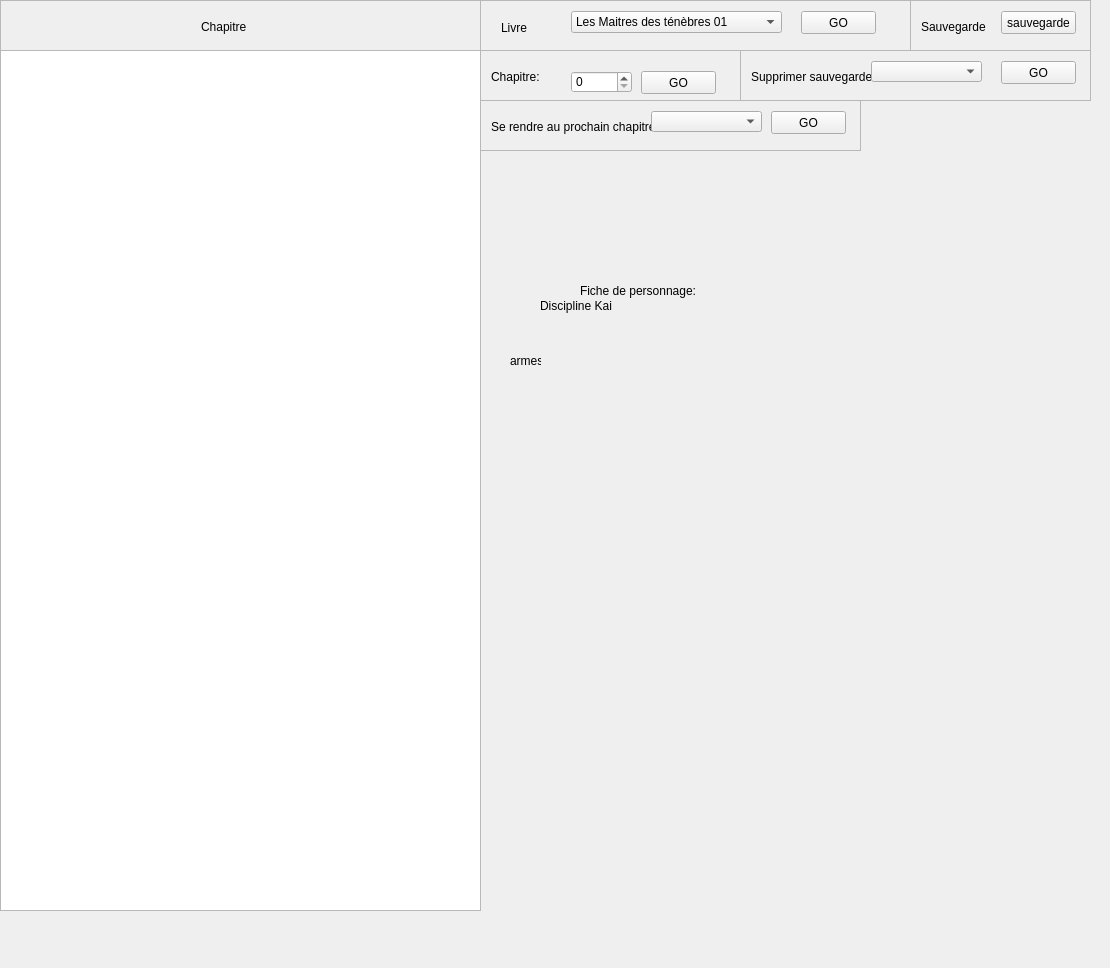
First picture: the form in untitled.ui, repository 2111325-Bellerose-Olivier/LOliveEtLeMerle, before the edit.
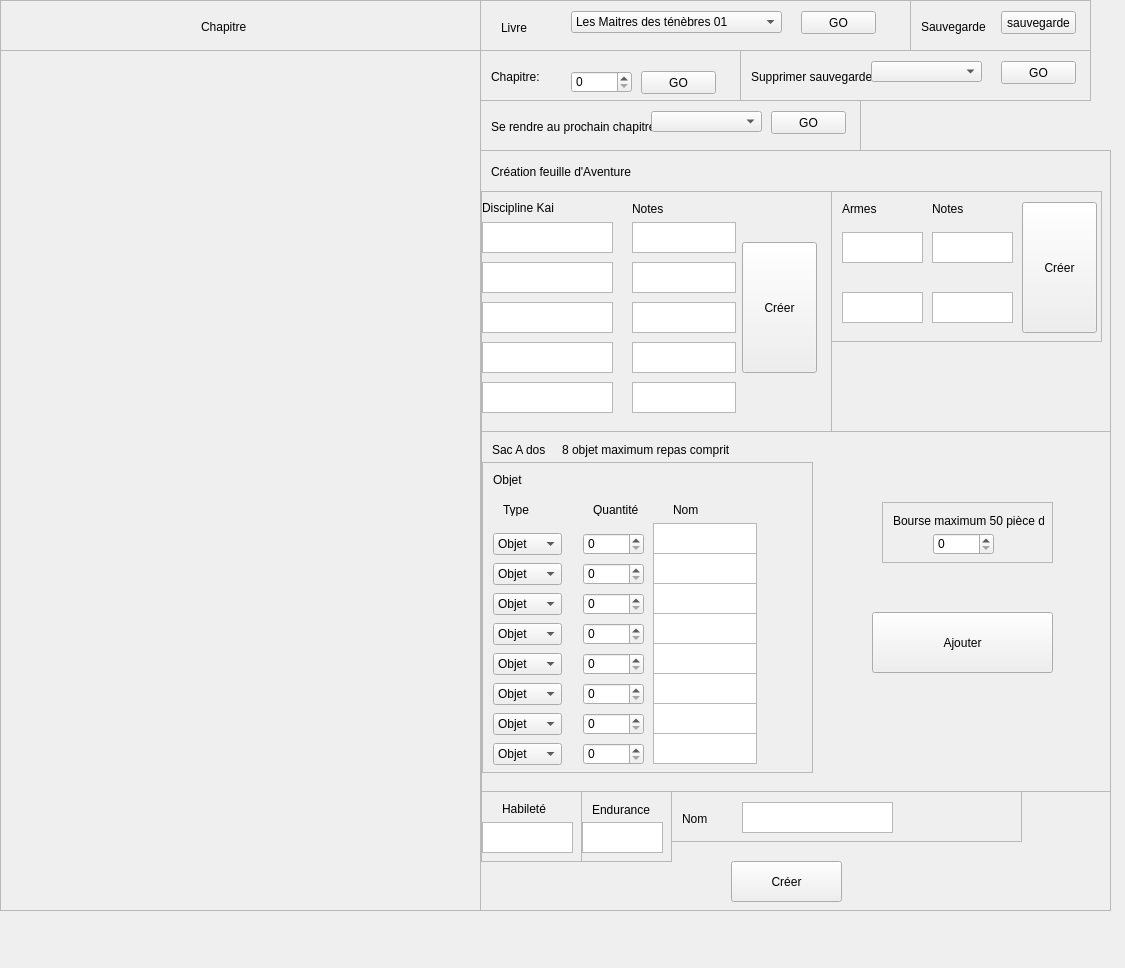
Second picture: the form after the edit.

Commit message: Finalisation Fenetre ui

Diff of the .ui file:
```diff
--- a/untitled.ui
+++ b/untitled.ui
@@ -6,7 +6,7 @@
    <rect>
     <x>0</x>
     <y>0</y>
-    <width>1110</width>
+    <width>1125</width>
     <height>968</height>
    </rect>
   </property>
@@ -14,19 +14,6 @@
    <string>MainWindow</string>
   </property>
   <widget class="QWidget" name="centralwidget">
-   <widget class="QLabel" name="label_2">
-    <property name="geometry">
-     <rect>
-      <x>580</x>
-      <y>270</y>
-      <width>131</width>
-      <height>41</height>
-     </rect>
-    </property>
-    <property name="text">
-     <string>Fiche de personnage:</string>
-    </property>
-   </widget>
    <widget class="QScrollArea" name="chapitre">
     <property name="geometry">
      <rect>
@@ -89,19 +76,6 @@
      </widget>
     </widget>
    </widget>
-   <widget class="QLabel" name="label_3">
-    <property name="geometry">
-     <rect>
-      <x>540</x>
-      <y>290</y>
-      <width>131</width>
-      <height>31</height>
-     </rect>
-    </property>
-    <property name="text">
-     <string>Discipline Kai</string>
-    </property>
-   </widget>
    <widget class="QScrollArea" name="sauvegarde">
     <property name="geometry">
      <rect>
@@ -274,22 +248,9 @@
      </widget>
     </widget>
    </widget>
-   <widget class="QLabel" name="label_7">
-    <property name="geometry">
-     <rect>
-      <x>510</x>
-      <y>350</y>
-      <width>31</width>
-      <height>21</height>
-     </rect>
-    </property>
-    <property name="text">
-     <string>armes</string>
-    </property>
-   </widget>
    <widget class="QPlainTextEdit" name="plainTextEdit">
     <property name="enabled">
-     <bool>true</bool>
+     <bool>false</bool>
     </property>
     <property name="geometry">
      <rect>
@@ -413,14 +374,1035 @@
      </widget>
     </widget>
    </widget>
+   <widget class="QScrollArea" name="scrollArea_2">
+    <property name="geometry">
+     <rect>
+      <x>480</x>
+      <y>150</y>
+      <width>631</width>
+      <height>761</height>
+     </rect>
+    </property>
+    <property name="widgetResizable">
+     <bool>true</bool>
+    </property>
+    <widget class="QWidget" name="scrollAreaWidgetContents_7">
+     <property name="geometry">
+      <rect>
+       <x>0</x>
+       <y>0</y>
+       <width>629</width>
+       <height>759</height>
+      </rect>
+     </property>
+     <widget class="QLabel" name="label_2">
+      <property name="geometry">
+       <rect>
+        <x>10</x>
+        <y>0</y>
+        <width>161</width>
+        <height>41</height>
+       </rect>
+      </property>
+      <property name="text">
+       <string>Création feuille d'Aventure</string>
+      </property>
+     </widget>
+     <widget class="QScrollArea" name="scrollArea_3">
+      <property name="geometry">
+       <rect>
+        <x>0</x>
+        <y>40</y>
+        <width>351</width>
+        <height>241</height>
+       </rect>
+      </property>
+      <property name="widgetResizable">
+       <bool>true</bool>
+      </property>
+      <widget class="QWidget" name="scrollAreaWidgetContents_8">
+       <property name="geometry">
+        <rect>
+         <x>0</x>
+         <y>0</y>
+         <width>349</width>
+         <height>239</height>
+        </rect>
+       </property>
+       <widget class="QLabel" name="label_3">
+        <property name="geometry">
+         <rect>
+          <x>0</x>
+          <y>0</y>
+          <width>131</width>
+          <height>31</height>
+         </rect>
+        </property>
+        <property name="text">
+         <string>Discipline Kai</string>
+        </property>
+       </widget>
+       <widget class="QPlainTextEdit" name="plainTextEditDiscipline1">
+        <property name="geometry">
+         <rect>
+          <x>0</x>
+          <y>30</y>
+          <width>131</width>
+          <height>31</height>
+         </rect>
+        </property>
+       </widget>
+       <widget class="QPlainTextEdit" name="plainTextEditDiscipline2">
+        <property name="geometry">
+         <rect>
+          <x>0</x>
+          <y>70</y>
+          <width>131</width>
+          <height>31</height>
+         </rect>
+        </property>
+       </widget>
+       <widget class="QPlainTextEdit" name="plainTextEditDiscipline3">
+        <property name="geometry">
+         <rect>
+          <x>0</x>
+          <y>110</y>
+          <width>131</width>
+          <height>31</height>
+         </rect>
+        </property>
+       </widget>
+       <widget class="QPlainTextEdit" name="plainTextEditDiscipline4">
+        <property name="geometry">
+         <rect>
+          <x>0</x>
+          <y>150</y>
+          <width>131</width>
+          <height>31</height>
+         </rect>
+        </property>
+       </widget>
+       <widget class="QPlainTextEdit" name="plainTextEditDiscipline5">
+        <property name="geometry">
+         <rect>
+          <x>0</x>
+          <y>190</y>
+          <width>131</width>
+          <height>31</height>
+         </rect>
+        </property>
+       </widget>
+       <widget class="QPushButton" name="ButtonDiscipline">
+        <property name="geometry">
+         <rect>
+          <x>260</x>
+          <y>50</y>
+          <width>75</width>
+          <height>131</height>
+         </rect>
+        </property>
+        <property name="text">
+         <string>Créer</string>
+        </property>
+       </widget>
+       <widget class="QLabel" name="label_7">
+        <property name="geometry">
+         <rect>
+          <x>150</x>
+          <y>10</y>
+          <width>47</width>
+          <height>13</height>
+         </rect>
+        </property>
+        <property name="text">
+         <string>Notes</string>
+        </property>
+       </widget>
+       <widget class="QPlainTextEdit" name="plainTextEditDisciplineNotes1">
+        <property name="geometry">
+         <rect>
+          <x>150</x>
+          <y>30</y>
+          <width>104</width>
+          <height>31</height>
+         </rect>
+        </property>
+       </widget>
+       <widget class="QPlainTextEdit" name="plainTextEditDisciplineNotes2">
+        <property name="geometry">
+         <rect>
+          <x>150</x>
+          <y>70</y>
+          <width>104</width>
+          <height>31</height>
+         </rect>
+        </property>
+       </widget>
+       <widget class="QPlainTextEdit" name="plainTextEditDisciplineNotes3">
+        <property name="geometry">
+         <rect>
+          <x>150</x>
+          <y>110</y>
+          <width>104</width>
+          <height>31</height>
+         </rect>
+        </property>
+       </widget>
+       <widget class="QPlainTextEdit" name="plainTextEditDisciplineNotes4">
+        <property name="geometry">
+         <rect>
+          <x>150</x>
+          <y>150</y>
+          <width>104</width>
+          <height>31</height>
+         </rect>
+        </property>
+       </widget>
+       <widget class="QPlainTextEdit" name="plainTextEditDisciplineNotes5">
+        <property name="geometry">
+         <rect>
+          <x>150</x>
+          <y>190</y>
+          <width>104</width>
+          <height>31</height>
+         </rect>
+        </property>
+       </widget>
+      </widget>
+     </widget>
+     <widget class="QScrollArea" name="scrollArea_5">
+      <property name="geometry">
+       <rect>
+        <x>350</x>
+        <y>40</y>
+        <width>271</width>
+        <height>151</height>
+       </rect>
+      </property>
+      <property name="widgetResizable">
+       <bool>true</bool>
+      </property>
+      <widget class="QWidget" name="scrollAreaWidgetContents_10">
+       <property name="geometry">
+        <rect>
+         <x>0</x>
+         <y>0</y>
+         <width>269</width>
+         <height>149</height>
+        </rect>
+       </property>
+       <widget class="QLabel" name="label_11">
+        <property name="geometry">
+         <rect>
+          <x>10</x>
+          <y>10</y>
+          <width>47</width>
+          <height>13</height>
+         </rect>
+        </property>
+        <property name="text">
+         <string>Armes</string>
+        </property>
+       </widget>
+       <widget class="QPlainTextEdit" name="plainTextEditArmes1">
+        <property name="geometry">
+         <rect>
+          <x>10</x>
+          <y>40</y>
+          <width>81</width>
+          <height>31</height>
+         </rect>
+        </property>
+       </widget>
+       <widget class="QPlainTextEdit" name="plainTextEditArmes2">
+        <property name="geometry">
+         <rect>
+          <x>10</x>
+          <y>100</y>
+          <width>81</width>
+          <height>31</height>
+         </rect>
+        </property>
+       </widget>
+       <widget class="QPushButton" name="ButtonArmes">
+        <property name="geometry">
+         <rect>
+          <x>190</x>
+          <y>10</y>
+          <width>75</width>
+          <height>131</height>
+         </rect>
+        </property>
+        <property name="text">
+         <string>Créer</string>
+        </property>
+       </widget>
+       <widget class="QLabel" name="label_12">
+        <property name="geometry">
+         <rect>
+          <x>100</x>
+          <y>10</y>
+          <width>47</width>
+          <height>13</height>
+         </rect>
+        </property>
+        <property name="text">
+         <string>Notes</string>
+        </property>
+       </widget>
+       <widget class="QPlainTextEdit" name="plainTextEditArmesNotes1">
+        <property name="geometry">
+         <rect>
+          <x>100</x>
+          <y>40</y>
+          <width>81</width>
+          <height>31</height>
+         </rect>
+        </property>
+       </widget>
+       <widget class="QPlainTextEdit" name="plainTextEditArmesNotes2">
+        <property name="geometry">
+         <rect>
+          <x>100</x>
+          <y>100</y>
+          <width>81</width>
+          <height>31</height>
+         </rect>
+        </property>
+       </widget>
+      </widget>
+     </widget>
+     <widget class="QScrollArea" name="scrollArea_6">
+      <property name="geometry">
+       <rect>
+        <x>0</x>
+        <y>280</y>
+        <width>631</width>
+        <height>361</height>
+       </rect>
+      </property>
+      <property name="widgetResizable">
+       <bool>true</bool>
+      </property>
+      <widget class="QWidget" name="scrollAreaWidgetContents_11">
+       <property name="geometry">
+        <rect>
+         <x>0</x>
+         <y>0</y>
+         <width>629</width>
+         <height>359</height>
+        </rect>
+       </property>
+       <widget class="QLabel" name="label_13">
+        <property name="geometry">
+         <rect>
+          <x>10</x>
+          <y>10</y>
+          <width>71</width>
+          <height>16</height>
+         </rect>
+        </property>
+        <property name="text">
+         <string>Sac A dos</string>
+        </property>
+       </widget>
+       <widget class="QLabel" name="label_18">
+        <property name="geometry">
+         <rect>
+          <x>80</x>
+          <y>10</y>
+          <width>171</width>
+          <height>16</height>
+         </rect>
+        </property>
+        <property name="text">
+         <string>8 objet maximum repas comprit</string>
+        </property>
+       </widget>
+       <widget class="QScrollArea" name="scrollArea_7">
+        <property name="geometry">
+         <rect>
+          <x>0</x>
+          <y>30</y>
+          <width>331</width>
+          <height>311</height>
+         </rect>
+        </property>
+        <property name="widgetResizable">
+         <bool>true</bool>
+        </property>
+        <widget class="QWidget" name="scrollAreaWidgetContents_12">
+         <property name="geometry">
+          <rect>
+           <x>0</x>
+           <y>0</y>
+           <width>329</width>
+           <height>309</height>
+          </rect>
+         </property>
+         <widget class="QLabel" name="label_14">
+          <property name="geometry">
+           <rect>
+            <x>10</x>
+            <y>10</y>
+            <width>47</width>
+            <height>13</height>
+           </rect>
+          </property>
+          <property name="text">
+           <string>Objet</string>
+          </property>
+         </widget>
+         <widget class="QComboBox" name="comboBoxObjet1">
+          <property name="geometry">
+           <rect>
+            <x>10</x>
+            <y>70</y>
+            <width>69</width>
+            <height>22</height>
+           </rect>
+          </property>
+          <item>
+           <property name="text">
+            <string>Objet</string>
+           </property>
+          </item>
+          <item>
+           <property name="text">
+            <string>Repas</string>
+           </property>
+          </item>
+          <item>
+           <property name="text">
+            <string>Objet spéciaux</string>
+           </property>
+          </item>
+         </widget>
+         <widget class="QSpinBox" name="NumObjet1">
+          <property name="geometry">
+           <rect>
+            <x>100</x>
+            <y>70</y>
+            <width>61</width>
+            <height>22</height>
+           </rect>
+          </property>
+          <property name="maximum">
+           <number>8</number>
+          </property>
+         </widget>
+         <widget class="QPlainTextEdit" name="plainTextEditObjet1">
+          <property name="geometry">
+           <rect>
+            <x>170</x>
+            <y>60</y>
+            <width>104</width>
+            <height>31</height>
+           </rect>
+          </property>
+         </widget>
+         <widget class="QPlainTextEdit" name="plainTextEditObjet2">
+          <property name="geometry">
+           <rect>
+            <x>170</x>
+            <y>90</y>
+            <width>104</width>
+            <height>31</height>
+           </rect>
+          </property>
+         </widget>
+         <widget class="QPlainTextEdit" name="plainTextEditObjet3">
+          <property name="geometry">
+           <rect>
+            <x>170</x>
+            <y>120</y>
+            <width>104</width>
+            <height>31</height>
+           </rect>
+          </property>
+         </widget>
+         <widget class="QPlainTextEdit" name="plainTextEditObjet4">
+          <property name="geometry">
+           <rect>
+            <x>170</x>
+            <y>150</y>
+            <width>104</width>
+            <height>31</height>
+           </rect>
+          </property>
+         </widget>
+         <widget class="QPlainTextEdit" name="plainTextEditObjet5">
+          <property name="geometry">
+           <rect>
+            <x>170</x>
+            <y>180</y>
+            <width>104</width>
+            <height>31</height>
+           </rect>
+          </property>
+         </widget>
+         <widget class="QPlainTextEdit" name="plainTextEditObjet6">
+          <property name="geometry">
+           <rect>
+            <x>170</x>
+            <y>210</y>
+            <width>104</width>
+            <height>31</height>
+           </rect>
+          </property>
+         </widget>
+         <widget class="QPlainTextEdit" name="plainTextEditObjet7">
+          <property name="geometry">
+           <rect>
+            <x>170</x>
+            <y>240</y>
+            <width>104</width>
+            <height>31</height>
+           </rect>
+          </property>
+         </widget>
+         <widget class="QPlainTextEdit" name="plainTextEditObjet8">
+          <property name="geometry">
+           <rect>
+            <x>170</x>
+            <y>270</y>
+            <width>104</width>
+            <height>31</height>
+           </rect>
+          </property>
+         </widget>
+         <widget class="QLabel" name="label_15">
+          <property name="geometry">
+           <rect>
+            <x>20</x>
+            <y>40</y>
+            <width>47</width>
+            <height>13</height>
+           </rect>
+          </property>
+          <property name="text">
+           <string>Type</string>
+          </property>
+         </widget>
+         <widget class="QLabel" name="label_16">
+          <property name="geometry">
+           <rect>
+            <x>110</x>
+            <y>40</y>
+            <width>47</width>
+            <height>13</height>
+           </rect>
+          </property>
+          <property name="text">
+           <string>Quantité</string>
+          </property>
+         </widget>
+         <widget class="QLabel" name="label_19">
+          <property name="geometry">
+           <rect>
+            <x>190</x>
+            <y>40</y>
+            <width>47</width>
+            <height>13</height>
+           </rect>
+          </property>
+          <property name="text">
+           <string>Nom</string>
+          </property>
+         </widget>
+         <widget class="QComboBox" name="comboBoxObjet2">
+          <property name="geometry">
+           <rect>
+            <x>10</x>
+            <y>100</y>
+            <width>69</width>
+            <height>22</height>
+           </rect>
+          </property>
+          <item>
+           <property name="text">
+            <string>Objet</string>
+           </property>
+          </item>
+          <item>
+           <property name="text">
+            <string>Repas</string>
+           </property>
+          </item>
+          <item>
+           <property name="text">
+            <string>Objet spéciaux</string>
+           </property>
+          </item>
+         </widget>
+         <widget class="QComboBox" name="comboBoxObjet3">
+          <property name="geometry">
+           <rect>
+            <x>10</x>
+            <y>130</y>
+            <width>69</width>
+            <height>22</height>
+           </rect>
+          </property>
+          <item>
+           <property name="text">
+            <string>Objet</string>
+           </property>
+          </item>
+          <item>
+           <property name="text">
+            <string>Repas</string>
+           </property>
+          </item>
+          <item>
+           <property name="text">
+            <string>Objet spéciaux</string>
+           </property>
+          </item>
+         </widget>
+         <widget class="QComboBox" name="comboBoxObjet4">
+          <property name="geometry">
+           <rect>
+            <x>10</x>
+            <y>160</y>
+            <width>69</width>
+            <height>22</height>
+           </rect>
+          </property>
+          <item>
+           <property name="text">
+            <string>Objet</string>
+           </property>
+          </item>
+          <item>
+           <property name="text">
+            <string>Repas</string>
+           </property>
+          </item>
+          <item>
+           <property name="text">
+            <string>Objet spéciaux</string>
+           </property>
+          </item>
+         </widget>
+         <widget class="QComboBox" name="comboBoxObjet5">
+          <property name="geometry">
+           <rect>
+            <x>10</x>
+            <y>190</y>
+            <width>69</width>
+            <height>22</height>
+           </rect>
+          </property>
+          <item>
+           <property name="text">
+            <string>Objet</string>
+           </property>
+          </item>
+          <item>
+           <property name="text">
+            <string>Repas</string>
+           </property>
+          </item>
+          <item>
+           <property name="text">
+            <string>Objet spéciaux</string>
+           </property>
+          </item>
+         </widget>
+         <widget class="QComboBox" name="comboBoxObjet6">
+          <property name="geometry">
+           <rect>
+            <x>10</x>
+            <y>220</y>
+            <width>69</width>
+            <height>22</height>
+           </rect>
+          </property>
+          <item>
+           <property name="text">
+            <string>Objet</string>
+           </property>
+          </item>
+          <item>
+           <property name="text">
+            <string>Repas</string>
+           </property>
+          </item>
+          <item>
+           <property name="text">
+            <string>Objet spéciaux</string>
+           </property>
+          </item>
+         </widget>
+         <widget class="QComboBox" name="comboBoxObjet7">
+          <property name="geometry">
+           <rect>
+            <x>10</x>
+            <y>250</y>
+            <width>69</width>
+            <height>22</height>
+           </rect>
+          </property>
+          <item>
+           <property name="text">
+            <string>Objet</string>
+           </property>
+          </item>
+          <item>
+           <property name="text">
+            <string>Repas</string>
+           </property>
+          </item>
+          <item>
+           <property name="text">
+            <string>Objet spéciaux</string>
+           </property>
+          </item>
+         </widget>
+         <widget class="QComboBox" name="comboBoxObjet8">
+          <property name="geometry">
+           <rect>
+            <x>10</x>
+            <y>280</y>
+            <width>69</width>
+            <height>22</height>
+           </rect>
+          </property>
+          <item>
+           <property name="text">
+            <string>Objet</string>
+           </property>
+          </item>
+          <item>
+           <property name="text">
+            <string>Repas</string>
+           </property>
+          </item>
+          <item>
+           <property name="text">
+            <string>Objet spéciaux</string>
+           </property>
+          </item>
+         </widget>
+         <widget class="QSpinBox" name="NumObjet2">
+          <property name="geometry">
+           <rect>
+            <x>100</x>
+            <y>100</y>
+            <width>61</width>
+            <height>22</height>
+           </rect>
+          </property>
+          <property name="maximum">
+           <number>8</number>
+          </property>
+         </widget>
+         <widget class="QSpinBox" name="NumObjet3">
+          <property name="geometry">
+           <rect>
+            <x>100</x>
+            <y>130</y>
+            <width>61</width>
+            <height>22</height>
+           </rect>
+          </property>
+          <property name="maximum">
+           <number>8</number>
+          </property>
+         </widget>
+         <widget class="QSpinBox" name="NumObjet4">
+          <property name="geometry">
+           <rect>
+            <x>100</x>
+            <y>160</y>
+            <width>61</width>
+            <height>22</height>
+           </rect>
+          </property>
+          <property name="maximum">
+           <number>8</number>
+          </property>
+         </widget>
+         <widget class="QSpinBox" name="NumObjet5">
+          <property name="geometry">
+           <rect>
+            <x>100</x>
+            <y>190</y>
+            <width>61</width>
+            <height>22</height>
+           </rect>
+          </property>
+          <property name="maximum">
+           <number>8</number>
+          </property>
+         </widget>
+         <widget class="QSpinBox" name="NumObjet6">
+          <property name="geometry">
+           <rect>
+            <x>100</x>
+            <y>220</y>
+            <width>61</width>
+            <height>22</height>
+           </rect>
+          </property>
+          <property name="maximum">
+           <number>8</number>
+          </property>
+         </widget>
+         <widget class="QSpinBox" name="NumObjet6_2">
+          <property name="geometry">
+           <rect>
+            <x>100</x>
+            <y>250</y>
+            <width>61</width>
+            <height>22</height>
+           </rect>
+          </property>
+          <property name="maximum">
+           <number>8</number>
+          </property>
+         </widget>
+         <widget class="QSpinBox" name="NumObjet8">
+          <property name="geometry">
+           <rect>
+            <x>100</x>
+            <y>280</y>
+            <width>61</width>
+            <height>22</height>
+           </rect>
+          </property>
+          <property name="maximum">
+           <number>8</number>
+          </property>
+         </widget>
+        </widget>
+       </widget>
+       <widget class="QScrollArea" name="scrollArea_10">
+        <property name="geometry">
+         <rect>
+          <x>400</x>
+          <y>70</y>
+          <width>171</width>
+          <height>61</height>
+         </rect>
+        </property>
+        <property name="widgetResizable">
+         <bool>true</bool>
+        </property>
+        <widget class="QWidget" name="scrollAreaWidgetContents_15">
+         <property name="geometry">
+          <rect>
+           <x>0</x>
+           <y>0</y>
+           <width>169</width>
+           <height>59</height>
+          </rect>
+         </property>
+         <widget class="QLabel" name="label_17">
+          <property name="geometry">
+           <rect>
+            <x>10</x>
+            <y>10</y>
+            <width>151</width>
+            <height>16</height>
+           </rect>
+          </property>
+          <property name="text">
+           <string>Bourse maximum 50 pièce d'or</string>
+          </property>
+         </widget>
+         <widget class="QSpinBox" name="NumBourse">
+          <property name="geometry">
+           <rect>
+            <x>50</x>
+            <y>30</y>
+            <width>61</width>
+            <height>22</height>
+           </rect>
+          </property>
+          <property name="maximum">
+           <number>50</number>
+          </property>
+         </widget>
+        </widget>
+       </widget>
+       <widget class="QPushButton" name="ButtonSac">
+        <property name="geometry">
+         <rect>
+          <x>390</x>
+          <y>180</y>
+          <width>181</width>
+          <height>61</height>
+         </rect>
+        </property>
+        <property name="text">
+         <string>Ajouter</string>
+        </property>
+       </widget>
+      </widget>
+     </widget>
+     <widget class="QScrollArea" name="scrollArea_8">
+      <property name="geometry">
+       <rect>
+        <x>0</x>
+        <y>640</y>
+        <width>101</width>
+        <height>71</height>
+       </rect>
+      </property>
+      <property name="widgetResizable">
+       <bool>true</bool>
+      </property>
+      <widget class="QWidget" name="scrollAreaWidgetContents_13">
+       <property name="geometry">
+        <rect>
+         <x>0</x>
+         <y>0</y>
+         <width>99</width>
+         <height>69</height>
+        </rect>
+       </property>
+       <widget class="QLabel" name="label_20">
+        <property name="geometry">
+         <rect>
+          <x>20</x>
+          <y>10</y>
+          <width>47</width>
+          <height>13</height>
+         </rect>
+        </property>
+        <property name="text">
+         <string>Habileté</string>
+        </property>
+       </widget>
+       <widget class="QPlainTextEdit" name="plainTextEditHabilete">
+        <property name="geometry">
+         <rect>
+          <x>0</x>
+          <y>30</y>
+          <width>91</width>
+          <height>31</height>
+         </rect>
+        </property>
+       </widget>
+      </widget>
+     </widget>
+     <widget class="QScrollArea" name="scrollArea_4">
+      <property name="geometry">
+       <rect>
+        <x>190</x>
+        <y>640</y>
+        <width>351</width>
+        <height>51</height>
+       </rect>
+      </property>
+      <property name="widgetResizable">
+       <bool>true</bool>
+      </property>
+      <widget class="QWidget" name="scrollAreaWidgetContents_9">
+       <property name="geometry">
+        <rect>
+         <x>0</x>
+         <y>0</y>
+         <width>349</width>
+         <height>49</height>
+        </rect>
+       </property>
+       <widget class="QLabel" name="label_10">
+        <property name="geometry">
+         <rect>
+          <x>10</x>
+          <y>20</y>
+          <width>47</width>
+          <height>13</height>
+         </rect>
+        </property>
+        <property name="text">
+         <string>Nom</string>
+        </property>
+       </widget>
+       <widget class="QPlainTextEdit" name="plainTextEditNom">
+        <property name="geometry">
+         <rect>
+          <x>70</x>
+          <y>10</y>
+          <width>151</width>
+          <height>31</height>
+         </rect>
+        </property>
+       </widget>
+      </widget>
+     </widget>
+     <widget class="QScrollArea" name="scrollArea_9">
+      <property name="geometry">
+       <rect>
+        <x>100</x>
+        <y>640</y>
+        <width>91</width>
+        <height>71</height>
+       </rect>
+      </property>
+      <property name="widgetResizable">
+       <bool>true</bool>
+      </property>
+      <widget class="QWidget" name="scrollAreaWidgetContents_14">
+       <property name="geometry">
+        <rect>
+         <x>0</x>
+         <y>0</y>
+         <width>89</width>
+         <height>69</height>
+        </rect>
+       </property>
+       <widget class="QLabel" name="label_21">
+        <property name="geometry">
+         <rect>
+          <x>10</x>
+          <y>10</y>
+          <width>61</width>
+          <height>16</height>
+         </rect>
+        </property>
+        <property name="text">
+         <string>Endurance</string>
+        </property>
+       </widget>
+       <widget class="QPlainTextEdit" name="plainTextEditEndurance">
+        <property name="geometry">
+         <rect>
+          <x>0</x>
+          <y>30</y>
+          <width>81</width>
+          <height>31</height>
+         </rect>
+        </property>
+       </widget>
+      </widget>
+     </widget>
+     <widget class="QPushButton" name="ButtonFeuille">
+      <property name="geometry">
+       <rect>
+        <x>250</x>
+        <y>710</y>
+        <width>111</width>
+        <height>41</height>
+       </rect>
+      </property>
+      <property name="text">
+       <string>Créer</string>
+      </property>
+     </widget>
+    </widget>
+   </widget>
   </widget>
   <widget class="QMenuBar" name="menubar">
    <property name="geometry">
     <rect>
      <x>0</x>
      <y>0</y>
-     <width>1110</width>
-     <height>26</height>
+     <width>1125</width>
+     <height>21</height>
     </rect>
    </property>
   </widget>
```
Left out of the diff: 72 changed lines with no effect on the pictures. The commit also changes 1 other file.
